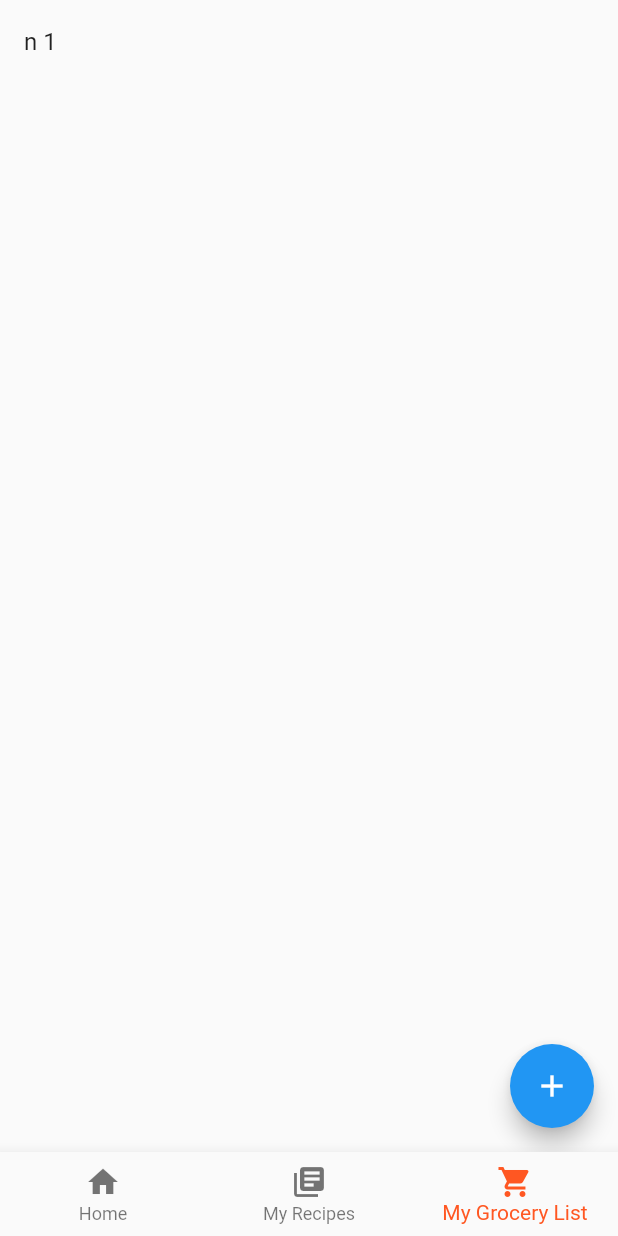
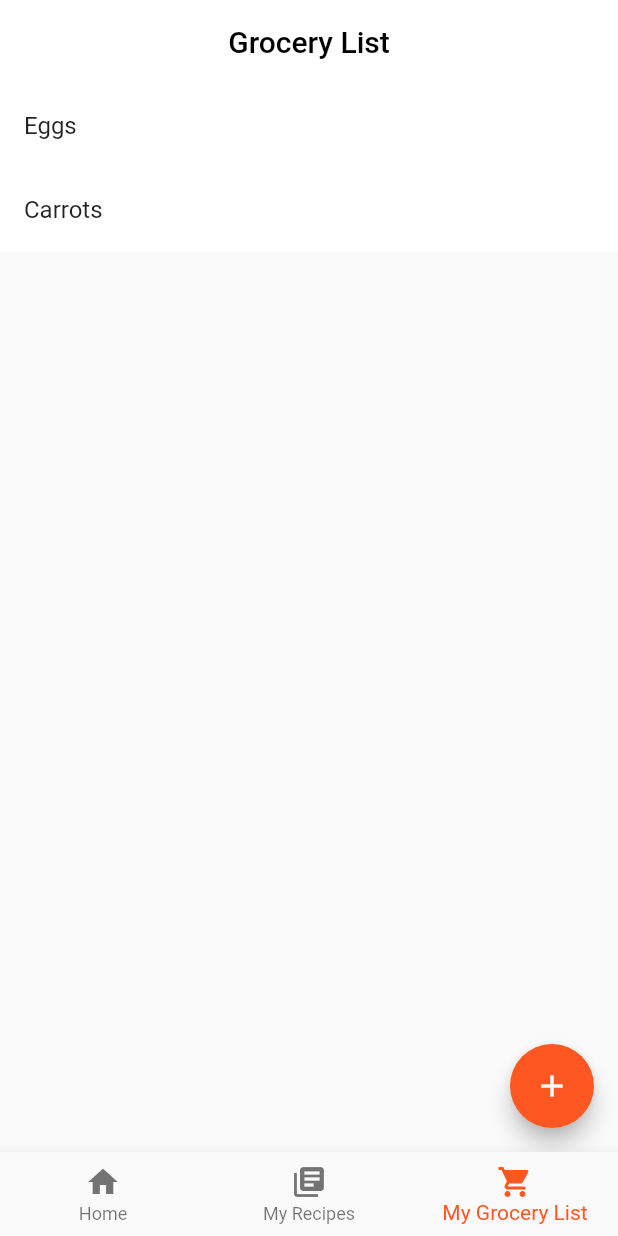
Before and after one commit to HarshdipD/Recipe-Unlimited, a Flutter app: the screen it shows after launch, item 3 of the bottom bar chosen, on a phone screen of 412 x 824 dp. Run offline on Flutter 3.47's test engine with Material 2 defaults, Android fonts, the phone set to English and light mode, and no system bars.

Commit message:
Update grocery_list.dart

```diff
--- a/lib/grocery_list.dart
+++ b/lib/grocery_list.dart
@@ -5,9 +5,8 @@ class GroceryList extends StatefulWidget {
   _GroceryListState createState() => _GroceryListState();
 }
 
-class _GroceryListState extends State<GroceryList> with AutomaticKeepAliveClientMixin{
-
-
+class _GroceryListState extends State<GroceryList> with AutomaticKeepAliveClientMixin
+{
   String item_name = "";
   String item_qtty = "";
   final _scaffoldKey = GlobalKey<ScaffoldState>();
@@ -16,7 +15,8 @@ class _GroceryListState extends State<GroceryList> with AutomaticKeepAliveClient
   @override
   void initState() {
     super.initState();
-    grocery_list.add("n 1");
+    grocery_list.add("Eggs");
+    grocery_list.add("Carrots");
   }
 
   @override
@@ -24,11 +24,21 @@ class _GroceryListState extends State<GroceryList> with AutomaticKeepAliveClient
 
   @override
   Widget build(BuildContext context) {
-    return Scaffold(
+    return MaterialApp(
+      debugShowCheckedModeBanner: false,
+      home: Scaffold(
+        appBar: AppBar(
+          title: Text("Grocery List", style: TextStyle(color: Colors.black,),),
+          centerTitle: true,
+          elevation: 0.0,
+          backgroundColor: Colors.white,
+
+        ),
           key: _scaffoldKey,
           floatingActionButton: FloatingActionButton(
               child: Icon(Icons.add),
               tooltip: 'Add an item',
+              backgroundColor: Colors.deepOrange,
               onPressed:(){
                 showDialog(
                     context: context,
@@ -131,6 +141,8 @@ class _GroceryListState extends State<GroceryList> with AutomaticKeepAliveClient
                                 if(item_name != "" && item_qtty == ""){
                                   //Just add the item name, and put quantity as ""
                                   grocery_list.add(item_name);  //Add the name
+                                  //TO REMOVE PREVIOUS SNACK BAR, IF ANY. WORK ON CONTEXT THING LOL
+                                  //Scaffold.of(context).removeCurrentSnackBar();
                                   _displaySnackBarONE(context, item_name);
 
                                 }
@@ -140,7 +152,7 @@ class _GroceryListState extends State<GroceryList> with AutomaticKeepAliveClient
                                   grocery_list.add(item_name);  //Add the item name
                                 }
                                 else if(item_name == ""){
-                                //Do nothing bc there's no name, and it quantity doesn't matter anymore
+                                  //Do nothing bc there's no name, so the quantity doesn't matter anymore
                                   _displaySnackBarTHREE(context);
                                 }
                                 item_name = "";
@@ -154,36 +166,52 @@ class _GroceryListState extends State<GroceryList> with AutomaticKeepAliveClient
                 );
               }
           ),
+          //WOW THIS BUTTON WAS LONG CODE LOL
+
+
+          /* GROCERY LIST */
           body: ListView.builder(
             itemCount: grocery_list.length,
             itemBuilder: (BuildContext context, int index){
               final String item = grocery_list[index];
               return Dismissible(
                 key: Key(index.toString()),
+                child: Container(
                   child: ListTile(
                     title: Text(grocery_list[index]),
                   ),
+                  color: Colors.white,
+                ),
+                //BACKGROUND CONTAINER TO CHECK OFF THE ITEM
                 background: Container(
                   color: Colors.green,
+                  child: Padding(
+                    padding: const EdgeInsets.only(left: 6.0),
                     child: Icon(Icons.check),
+                  ),
                   alignment: Alignment.centerLeft,
                 ),
+                //BACKGROUND CONTAINER TO DELETE THE ITEM
                 secondaryBackground: Container(
                   color: Colors.red,
+                  child: Padding(
+                    padding: const EdgeInsets.only(right: 6.0),
                     child: Icon(Icons.delete),
+                  ),
                   alignment: Alignment.centerRight,
                 ),
-              onDismissed: (DismissDirection dir){
+                //FUNCTION ON DISMISSED
+                onDismissed: (DismissDirection direction){
                   setState(() {
                     grocery_list.removeAt(index);
                     Scaffold.of(context).showSnackBar(
                         SnackBar(
-                        content: Text(dir == DismissDirection.startToEnd ? 'abc' : 'cba'),
+                          content: Text(direction == DismissDirection.startToEnd ? 'Item checked!' : 'Item deleted!'),
                           action: SnackBarAction(
                               label: 'UNDO',
                               onPressed: () {
                                 setState(() {
-                              this.grocery_list.insert(index, item_name);
+                                  //this.grocery_list.insert(index, item_name);
                                 });
                               }),
                         )
@@ -193,9 +221,9 @@ class _GroceryListState extends State<GroceryList> with AutomaticKeepAliveClient
               );
             },
           )
+      ),
     );
   }
-
   /************
   * FUNCTIONS *
   ************/
@@ -203,7 +231,7 @@ class _GroceryListState extends State<GroceryList> with AutomaticKeepAliveClient
   _displaySnackBarONE(BuildContext context, index) {
     final snackBar = SnackBar(
         content: Text('Item without quantity added!'),
-        action: SnackBarAction(label: 'Undo',
+        action: SnackBarAction(label: 'UNDO',
             onPressed: (){
             //Undo the add thing
             //TO DO
@@ -219,7 +247,7 @@ class _GroceryListState extends State<GroceryList> with AutomaticKeepAliveClient
   _displaySnackBarTWO(BuildContext context) {
     final snackBar = SnackBar(
       content: Text('Item added!'),
-      action: SnackBarAction(label: 'Undo',
+      action: SnackBarAction(label: 'UNDO',
           onPressed: (){
             //Undo the add thing
             //TO DO
@@ -236,3 +264,9 @@ class _GroceryListState extends State<GroceryList> with AutomaticKeepAliveClient
     _scaffoldKey.currentState.showSnackBar(snackBar);
   }
 }
+
+//CLASS ITEM THAT WILL CONTAIN ITEM NAME AND QUANTITY
+class item
+{
+
+}
```
Lines whose indentation alone changed are shown as unchanged.
